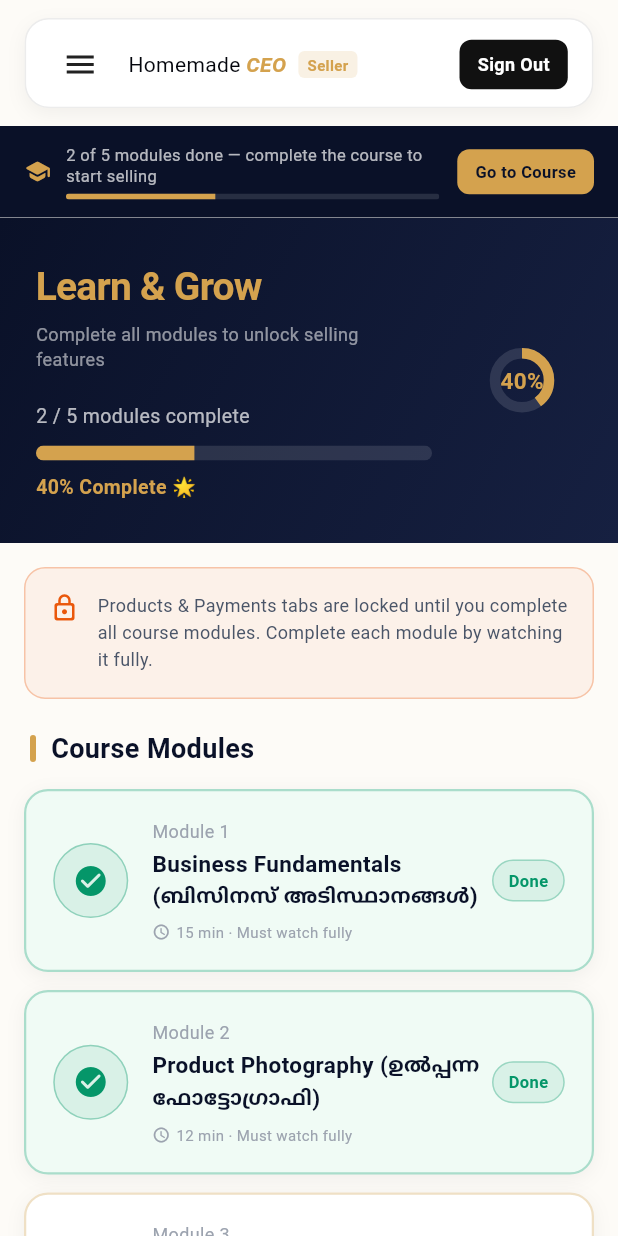
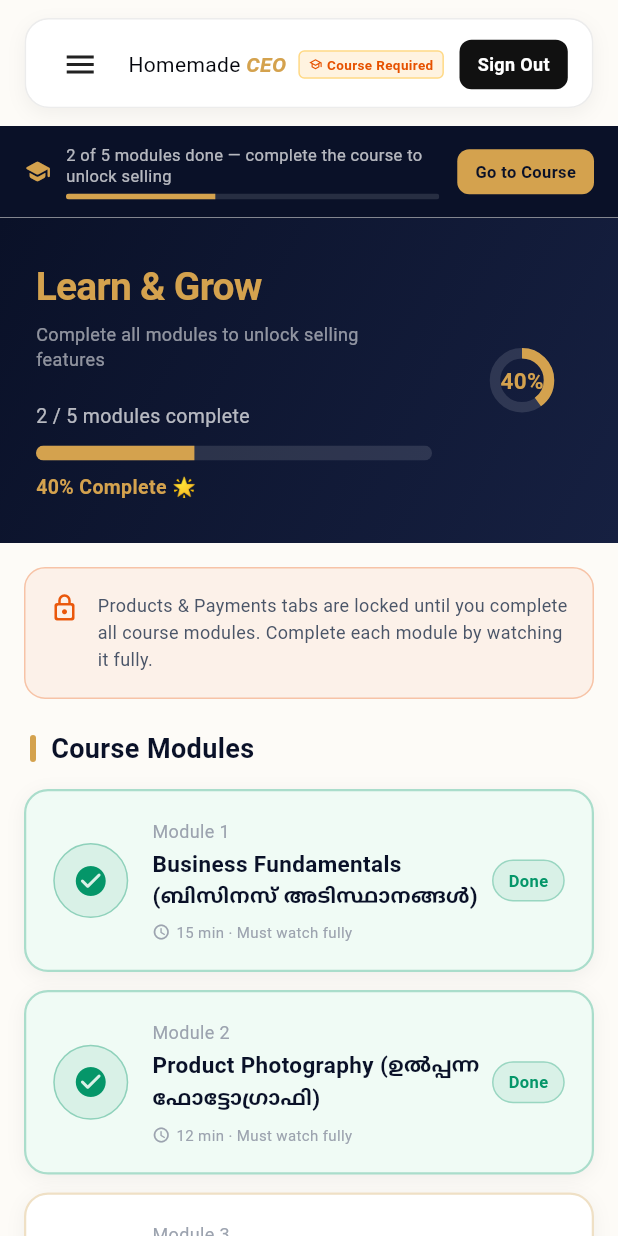
Before and after one commit to Shriram-2005/Homemade-CEO-Final-Version, a Flutter app: the SellerDashboard screen opened by its route, on a phone screen of 412 x 824 dp. Run offline on Flutter 3.47's test engine with Material 3 defaults, Android fonts, the phone set to English and light mode, and no system bars; our stand-ins replace fl_chart, flutter_animate, go_router, google_fonts; network calls fail.

Commit message:
fix: hard-lock seller menu links until course complete, completion dialog + redirect to Home

```diff
--- a/lib/features/dashboard/seller/widgets/seller_card_nav.dart
+++ b/lib/features/dashboard/seller/widgets/seller_card_nav.dart
@@ -2,6 +2,7 @@
 import '../../../../core/theme/app_colors.dart';
 import '../../../../core/localization/language_provider.dart';
 import '../../../../core/providers/auth_provider.dart';
+import '../../../../core/providers/course_provider.dart';
 
 class SellerCardNav extends StatefulWidget {
   final int currentIndex;
@@ -27,7 +28,7 @@
     {
       'labelEn': 'My Shop',
       'labelMl': 'എന്റെ ഷോപ്പ്',
-      'bgColor': const Color(0xFFF9F6EA), // Soft gold/cream
+      'bgColor': const Color(0xFFF9F6EA),
       'textColor': AppColors.primaryNavy,
       'links': [
         {'labelEn': 'Home', 'labelMl': 'ഹോം', 'index': 0, 'icon': Icons.home_outlined},
@@ -37,7 +38,7 @@
     {
       'labelEn': 'Growth',
       'labelMl': 'വളർച്ച',
-      'bgColor': const Color(0xFFEAF0F9), // Soft blue
+      'bgColor': const Color(0xFFEAF0F9),
       'textColor': AppColors.primaryNavy,
       'links': [
         {'labelEn': 'Course', 'labelMl': 'കോഴ്സ്', 'index': 2, 'icon': Icons.school_outlined},
@@ -47,7 +48,7 @@
     {
       'labelEn': 'Finance',
       'labelMl': 'സാമ്പത്തികം',
-      'bgColor': const Color(0xFFEAF9F1), // Soft green
+      'bgColor': const Color(0xFFEAF9F1),
       'textColor': AppColors.primaryNavy,
       'links': [
         {'labelEn': 'Payments', 'labelMl': 'പേയ്‌മെന്റുകൾ', 'index': 3, 'icon': Icons.account_balance_wallet_outlined},
@@ -56,7 +57,7 @@
     {
       'labelEn': 'Language',
       'labelMl': 'ഭാഷ',
-      'bgColor': const Color(0xFFF4EDFB), // Soft purple
+      'bgColor': const Color(0xFFF4EDFB),
       'textColor': AppColors.primaryNavy,
       'isLanguageNode': true,
     },
@@ -89,16 +90,22 @@
   }
 
   void _selectTab(int index) {
+    final canSell = CourseProvider().canSell;
+    // Hard block: if courses not done, only allow Course tab (2)
+    if (!canSell && index != 2) {
+      // Close menu and do nothing — tap is silently swallowed
+      if (_isExpanded) _toggleMenu();
+      return;
+    }
     widget.onTabSelected(index);
-    if (_isExpanded) {
-      _toggleMenu();
-    }
+    if (_isExpanded) _toggleMenu();
   }
 
   @override
   Widget build(BuildContext context) {
     final bool isMobile = MediaQuery.sizeOf(context).width < 768;
     final lang = LanguageProvider();
+    final course = CourseProvider();
 
     final double screenHeight = MediaQuery.sizeOf(context).height;
     final double maxNavHeight = screenHeight - (isMobile ? 24 : 48);
@@ -109,8 +116,10 @@
     final double expandedHeight = calculatedExpandedHeight > maxNavHeight ? maxNavHeight : calculatedExpandedHeight;
 
     return ListenableBuilder(
-      listenable: lang,
+      listenable: Listenable.merge([lang, course]),
       builder: (context, _) {
+        final bool canSell = course.canSell;
+
         return Stack(
           children: [
             if (_isExpanded)
@@ -147,6 +156,7 @@
                     borderRadius: BorderRadius.circular(16),
                     child: Stack(
                       children: [
+                        // ── Expanded cards ──────────────────────────────────
                         Positioned(
                           top: closedHeight,
                           left: 0,
@@ -160,16 +170,17 @@
                                   ? SingleChildScrollView(
                                       child: Column(
                                         crossAxisAlignment: CrossAxisAlignment.stretch,
-                                        children: _menuCategories.asMap().entries.map((e) => _buildCard(e.value, e.key)).toList(),
+                                        children: _menuCategories.asMap().entries.map((e) => _buildCard(e.value, e.key, canSell)).toList(),
                                       ),
                                     )
                                   : Row(
-                                      children: _menuCategories.asMap().entries.map((e) => Expanded(child: _buildCard(e.value, e.key))).toList(),
+                                      children: _menuCategories.asMap().entries.map((e) => Expanded(child: _buildCard(e.value, e.key, canSell))).toList(),
                                     ),
                             ),
                           ),
                         ),
 
+                        // ── Top bar ─────────────────────────────────────────
                         Positioned(
                           top: 0, left: 0, right: 0,
                           height: closedHeight,
@@ -201,12 +212,26 @@
                                       children: [
                                         Text('Homemade ', style: TextStyle(color: AppColors.navyBlack, fontSize: isMobile ? 14 : 16, fontWeight: FontWeight.w400)),
                                         Text('CEO', style: TextStyle(color: AppColors.accentGold, fontSize: isMobile ? 14 : 16, fontWeight: FontWeight.bold, fontStyle: FontStyle.italic)),
+                                        // Course lock indicator in top bar
+                                        if (!canSell) ...[
                                           const SizedBox(width: 8),
                                           Container(
                                             padding: const EdgeInsets.symmetric(horizontal: 6, vertical: 2),
-                                          decoration: BoxDecoration(color: AppColors.accentGold.withValues(alpha: 0.15), borderRadius: BorderRadius.circular(4)),
-                                          child: const Text('Seller', style: TextStyle(color: AppColors.accentGold, fontSize: 10, fontWeight: FontWeight.bold)),
+                                            decoration: BoxDecoration(
+                                              color: const Color(0xFFFFF3E0),
+                                              borderRadius: BorderRadius.circular(4),
+                                              border: Border.all(color: const Color(0xFFFFB300).withValues(alpha: 0.4)),
                                             ),
+                                            child: Row(children: [
+                                              const Icon(Icons.school_outlined, size: 9, color: Color(0xFFE65100)),
+                                              const SizedBox(width: 3),
+                                              Text(
+                                                lang.translate('Course Required', 'കോഴ്സ് ആവശ്യം'),
+                                                style: const TextStyle(color: Color(0xFFE65100), fontSize: 9, fontWeight: FontWeight.bold),
+                                              ),
+                                            ]),
+                                          ),
+                                        ],
                                       ],
                                     ),
                                   ],
@@ -226,6 +251,7 @@
                                       ),
                                       const SizedBox(width: 12),
                                     ],
+                                    // Sign Out is ALWAYS active regardless of course state
                                     MouseRegion(
                                       cursor: SystemMouseCursors.click,
                                       child: GestureDetector(
@@ -257,7 +283,7 @@
             ),
           ],
         );
-      }
+      },
     );
   }
 
@@ -276,13 +302,7 @@
             color: isSelected ? Colors.white : Colors.transparent,
             borderRadius: BorderRadius.circular(4),
             boxShadow: isSelected
-                ? [
-                    BoxShadow(
-                      color: Colors.black.withValues(alpha: 0.05),
-                      blurRadius: 4,
-                      offset: const Offset(0, 2),
-                    )
-                  ]
+                ? [BoxShadow(color: Colors.black.withValues(alpha: 0.05), blurRadius: 4, offset: const Offset(0, 2))]
                 : null,
           ),
           child: Text(
@@ -299,7 +319,7 @@
     );
   }
 
-  Widget _buildCard(Map<String, dynamic> category, int index) {
+  Widget _buildCard(Map<String, dynamic> category, int index, bool canSell) {
     final lang = LanguageProvider();
     final bool isMobile = MediaQuery.sizeOf(context).width < 768;
 
@@ -319,7 +339,10 @@
         );
       },
       child: Container(
-        margin: EdgeInsets.only(bottom: isMobile && index < _menuCategories.length -1 ? 8 : 0, right: isMobile ? 0 : (index < _menuCategories.length - 1 ? 8 : 0)),
+        margin: EdgeInsets.only(
+          bottom: isMobile && index < _menuCategories.length - 1 ? 8 : 0,
+          right: isMobile ? 0 : (index < _menuCategories.length - 1 ? 8 : 0),
+        ),
         padding: const EdgeInsets.all(12),
         decoration: BoxDecoration(
           color: category['bgColor'] as Color,
@@ -354,30 +377,45 @@
               Column(
                 crossAxisAlignment: CrossAxisAlignment.start,
                 children: (category['links'] as List).map<Widget>((link) {
-                  final bool isActive = widget.currentIndex == link['index'];
-                  return MouseRegion(
-                    cursor: SystemMouseCursors.click,
+                  final int tabIndex = link['index'] as int;
+                  final bool isActive = widget.currentIndex == tabIndex;
+
+                  // A link is locked if courses aren't done AND it's not the Course tab (2)
+                  final bool isLocked = !canSell && tabIndex != 2;
+
+                  return Opacity(
+                    opacity: isLocked ? 0.35 : 1.0,
+                    child: MouseRegion(
+                      cursor: isLocked ? SystemMouseCursors.forbidden : SystemMouseCursors.click,
                       child: GestureDetector(
-                      onTap: () => _selectTab(link['index']),
+                        // Locked links do nothing — tap is swallowed
+                        onTap: isLocked ? null : () => _selectTab(tabIndex),
                         child: Padding(
                           padding: const EdgeInsets.only(top: 8),
                           child: Row(
                             children: [
                               Icon(
-                              link['icon'] as IconData,
+                                // Show lock icon instead of original icon when locked
+                                isLocked ? Icons.lock_outline_rounded : link['icon'] as IconData,
                                 size: 16,
-                              color: isActive ? AppColors.accentGold : category['textColor'].withValues(alpha: 0.5),
+                                color: isActive
+                                    ? AppColors.accentGold
+                                    : (category['textColor'] as Color).withValues(alpha: isLocked ? 0.4 : 0.5),
                               ),
                               const SizedBox(width: 8),
                               Text(
                                 lang.translate(link['labelEn'], link['labelMl']),
                                 style: TextStyle(
-                                color: isActive ? AppColors.accentGold : category['textColor'].withValues(alpha: 0.7),
+                                  color: isActive
+                                      ? AppColors.accentGold
+                                      : (category['textColor'] as Color).withValues(alpha: isLocked ? 0.4 : 0.7),
                                   fontSize: 15,
                                   fontWeight: isActive ? FontWeight.bold : FontWeight.w500,
+                                  decoration: isLocked ? TextDecoration.none : null,
                                 ),
                               ),
                             ],
+                          ),
                         ),
                       ),
                     ),
```
Also changed, not shown: lib/features/dashboard/seller/seller_dashboard.dart (+128 -58 lines). Lines whose indentation alone changed are shown as unchanged.
